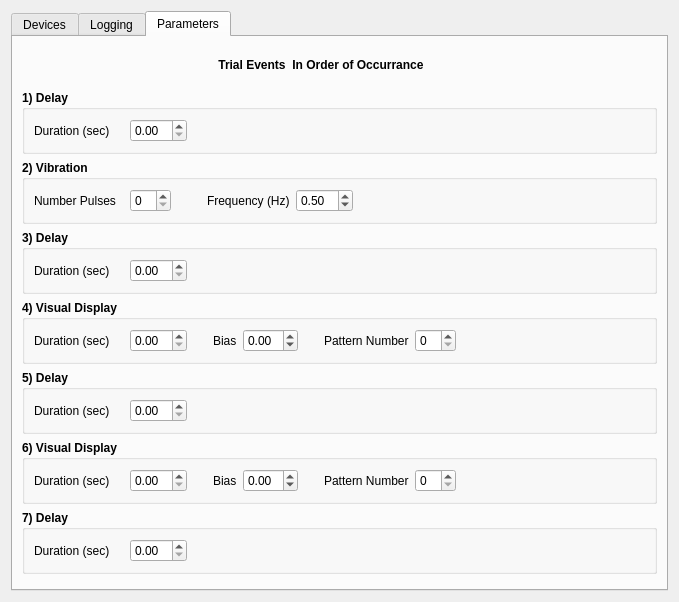
Old version of the form src/plugin/stampede/stampede_plugin.ui in the repository janelia-idf/bias.
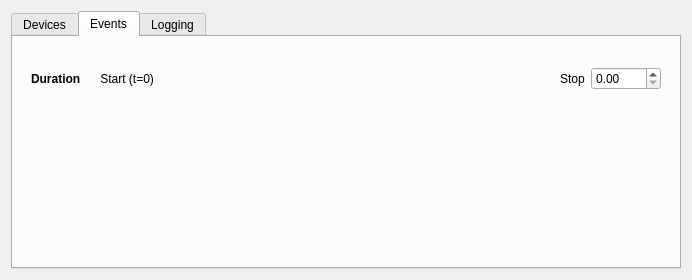
New version of the form. Custom widgets are drawn as their Qt base class.

Commit message: Worked on timeline event widget for stampede plugin.

What changed in the file:
```diff
--- a/src/plugin/stampede/stampede_plugin.ui
+++ b/src/plugin/stampede/stampede_plugin.ui
@@ -6,8 +6,8 @@
    <rect>
     <x>0</x>
     <y>0</y>
-    <width>679</width>
-    <height>602</height>
+    <width>692</width>
+    <height>266</height>
    </rect>
   </property>
   <property name="windowTitle">
@@ -17,7 +17,7 @@
    <item>
     <widget class="QTabWidget" name="settingsTabWidgetPtr">
      <property name="currentIndex">
-      <number>2</number>
+      <number>1</number>
      </property>
      <widget class="QWidget" name="devicesTabPtr">
       <attribute name="title">
@@ -272,37 +272,123 @@
        </item>
       </layout>
      </widget>
+     <widget class="QWidget" name="parametersTabPtr">
+      <attribute name="title">
+       <string>Events</string>
+      </attribute>
+      <layout class="QVBoxLayout" name="verticalLayout_3">
+       <item>
+        <widget class="bias::StampedeEventWidget" name="vibrationEventWidgetPtr" native="true"/>
+       </item>
+       <item>
+        <widget class="bias::StampedeEventWidget" name="displayEventWidgetPtr" native="true"/>
+       </item>
+       <item>
+        <widget class="QWidget" name="widget_5" native="true">
+         <layout class="QHBoxLayout" name="horizontalLayout_4">
+          <item>
+           <widget class="QLabel" name="label_4">
+            <property name="sizePolicy">
+             <sizepolicy hsizetype="Fixed" vsizetype="Preferred">
+              <horstretch>0</horstretch>
+              <verstretch>0</verstretch>
+             </sizepolicy>
+            </property>
+            <property name="minimumSize">
+             <size>
+              <width>60</width>
+              <height>0</height>
+             </size>
+            </property>
+            <property name="maximumSize">
+             <size>
+              <width>60</width>
+              <height>16777215</height>
+             </size>
+            </property>
+            <property name="font">
+             <font>
+              <weight>75</weight>
+              <bold>true</bold>
+             </font>
+            </property>
+            <property name="text">
+             <string>Duration</string>
+            </property>
+           </widget>
+          </item>
+          <item>
+           <widget class="QLabel" name="label_6">
+            <property name="text">
+             <string> Start (t=0)</string>
+            </property>
+           </widget>
+          </item>
+          <item>
+           <spacer name="horizontalSpacer_5">
+            <property name="orientation">
+             <enum>Qt::Horizontal</enum>
+            </property>
+            <property name="sizeHint" stdset="0">
+             <size>
+              <width>399</width>
+              <height>20</height>
+             </size>
+            </property>
+           </spacer>
+          </item>
+          <item>
+           <widget class="QLabel" name="label_5">
+            <property name="text">
+             <string>Stop</string>
+            </property>
+           </widget>
+          </item>
+          <item>
+           <widget class="QDoubleSpinBox" name="doubleSpinBox">
+            <property name="sizePolicy">
+             <sizepolicy hsizetype="Fixed" vsizetype="Fixed">
+              <horstretch>0</horstretch>
+              <verstretch>0</verstretch>
+             </sizepolicy>
+            </property>
+            <property name="minimumSize">
+             <size>
+              <width>70</width>
+              <height>0</height>
+             </size>
+            </property>
+            <property name="maximumSize">
+             <size>
+              <width>70</width>
+              <height>16777215</height>
+             </size>
+            </property>
+           </widget>
+          </item>
+         </layout>
+        </widget>
+       </item>
+       <item>
+        <spacer name="verticalSpacer_2">
+         <property name="orientation">
+          <enum>Qt::Vertical</enum>
+         </property>
+         <property name="sizeHint" stdset="0">
+          <size>
+           <width>20</width>
+           <height>129</height>
+          </size>
+         </property>
+        </spacer>
+       </item>
+      </layout>
+     </widget>
      <widget class="QWidget" name="LoggingTabPtr">
       <attribute name="title">
        <string>Logging</string>
       </attribute>
       <layout class="QVBoxLayout" name="verticalLayout_5">
-       <item>
-        <widget class="QWidget" name="widget_3" native="true">
-         <layout class="QHBoxLayout" name="horizontalLayout_13">
-          <item>
-           <widget class="QCheckBox" name="logEnabledCheckBoxPtr">
-            <property name="text">
-             <string>Enabled</string>
-            </property>
-           </widget>
-          </item>
-          <item>
-           <spacer name="horizontalSpacer_22">
-            <property name="orientation">
-             <enum>Qt::Horizontal</enum>
-            </property>
-            <property name="sizeHint" stdset="0">
-             <size>
-              <width>591</width>
-              <height>20</height>
-             </size>
-            </property>
-           </spacer>
-          </item>
-         </layout>
-        </widget>
-       </item>
        <item>
         <widget class="QGroupBox" name="logFileGroupBoxPtr">
          <property name="font">
@@ -312,7 +398,7 @@
           </font>
          </property>
          <property name="title">
-          <string>File</string>
+          <string>Log File</string>
          </property>
          <layout class="QVBoxLayout" name="verticalLayout_4">
           <item>
@@ -327,26 +413,7 @@
                 </font>
                </property>
                <property name="text">
-                <string>FileName: None</string>
-               </property>
-              </widget>
-             </item>
-             <item>
-              <widget class="QPushButton" name="logFileSelectPushButtonPtr">
-               <property name="sizePolicy">
-                <sizepolicy hsizetype="Fixed" vsizetype="Fixed">
-                 <horstretch>0</horstretch>
-                 <verstretch>0</verstretch>
-                </sizepolicy>
-               </property>
-               <property name="font">
-                <font>
-                 <weight>50</weight>
-                 <bold>false</bold>
-                </font>
-               </property>
-               <property name="text">
-                <string>Select</string>
+                <string>Name: None</string>
                </property>
               </widget>
              </item>
@@ -357,45 +424,6 @@
            <widget class="QWidget" name="logFileOptionsWidgetPtr" native="true">
             <layout class="QGridLayout" name="gridLayout_2">
              <item row="0" column="1">
-              <widget class="QCheckBox" name="logFileIncrCheckBoxPtr">
-               <property name="font">
-                <font>
-                 <weight>50</weight>
-                 <bold>false</bold>
-                </font>
-               </property>
-               <property name="text">
-                <string>Auto-Increment</string>
-               </property>
-              </widget>
-             </item>
-             <item row="0" column="2">
-              <widget class="QCheckBox" name="logFileDateCheckBoxPtr">
-               <property name="font">
-                <font>
-                 <weight>50</weight>
-                 <bold>false</bold>
-                </font>
-               </property>
-               <property name="text">
-                <string>Date</string>
-               </property>
-              </widget>
-             </item>
-             <item row="0" column="3">
-              <widget class="QCheckBox" name="logFileTimeCheckBoxPtr">
-               <property name="font">
-                <font>
-                 <weight>50</weight>
-                 <bold>false</bold>
-                </font>
-               </property>
-               <property name="text">
-                <string>Time</string>
-               </property>
-              </widget>
-             </item>
-             <item row="0" column="4">
               <spacer name="horizontalSpacer_21">
                <property name="orientation">
                 <enum>Qt::Horizontal</enum>
@@ -408,6 +436,19 @@
                </property>
               </spacer>
              </item>
+             <item row="0" column="0">
+              <widget class="QLabel" name="label_3">
+               <property name="font">
+                <font>
+                 <weight>50</weight>
+                 <bold>false</bold>
+                </font>
+               </property>
+               <property name="text">
+                <string>Options: </string>
+               </property>
+              </widget>
+             </item>
             </layout>
            </widget>
           </item>
@@ -534,738 +575,18 @@
        </item>
       </layout>
      </widget>
-     <widget class="QWidget" name="parametersTabPtr">
-      <attribute name="title">
-       <string>Parameters</string>
-      </attribute>
-      <layout class="QVBoxLayout" name="verticalLayout_3">
-       <item>
-        <widget class="QWidget" name="widget_2" native="true">
-         <layout class="QHBoxLayout" name="horizontalLayout_12">
-          <item>
-           <spacer name="horizontalSpacer_17">
-            <property name="orientation">
-             <enum>Qt::Horizontal</enum>
-            </property>
-            <property name="sizeHint" stdset="0">
-             <size>
-              <width>40</width>
-              <height>20</height>
-             </size>
-            </property>
-           </spacer>
-          </item>
-          <item>
-           <widget class="QLabel" name="label_16">
-            <property name="font">
-             <font>
-              <weight>75</weight>
-              <bold>true</bold>
-             </font>
-            </property>
-            <property name="text">
-             <string> Trial Events  In Order of Occurrance</string>
-            </property>
-           </widget>
-          </item>
-          <item>
-           <spacer name="horizontalSpacer_18">
-            <property name="orientation">
-             <enum>Qt::Horizontal</enum>
-            </property>
-            <property name="sizeHint" stdset="0">
-             <size>
-              <width>224</width>
-              <height>20</height>
-             </size>
-            </property>
-           </spacer>
-          </item>
-         </layout>
-        </widget>
-       </item>
-       <item>
-        <widget class="QGroupBox" name="delay1GroupBoxPtr">
-         <property name="font">
-          <font>
-           <weight>75</weight>
-           <bold>true</bold>
-          </font>
-         </property>
-         <property name="title">
-          <string>1) Delay</string>
-         </property>
-         <layout class="QHBoxLayout" name="horizontalLayout_6">
-          <item>
-           <widget class="QLabel" name="label_6">
-            <property name="sizePolicy">
-             <sizepolicy hsizetype="Fixed" vsizetype="Preferred">
-              <horstretch>0</horstretch>
-              <verstretch>0</verstretch>
-             </sizepolicy>
-            </property>
-            <property name="minimumSize">
-             <size>
-              <width>90</width>
-              <height>0</height>
-             </size>
-            </property>
-            <property name="font">
-             <font>
-              <weight>50</weight>
-              <bold>false</bold>
-             </font>
-            </property>
-            <property name="text">
-             <string>Duration (sec) </string>
-            </property>
-           </widget>
-          </item>
-          <item>
-           <widget class="QDoubleSpinBox" name="doubleSpinBox_2">
-            <property name="font">
-             <font>
-              <weight>50</weight>
-              <bold>false</bold>
-             </font>
-            </property>
-           </widget>
-          </item>
-          <item>
-           <spacer name="horizontalSpacer_7">
-            <property name="orientation">
-             <enum>Qt::Horizontal</enum>
-            </property>
-            <property name="sizeHint" stdset="0">
-             <size>
-              <width>504</width>
-              <height>20</height>
-             </size>
-            </property>
-           </spacer>
-          </item>
-         </layout>
-        </widget>
-       </item>
-       <item>
-        <widget class="QGroupBox" name="vibration2GroupBoxPtr">
-         <property name="font">
-          <font>
-           <weight>75</weight>
-           <bold>true</bold>
-          </font>
-         </property>
-         <property name="title">
-          <string>2) Vibration</string>
-         </property>
-         <layout class="QHBoxLayout" name="horizontalLayout_4">
-          <item>
-           <widget class="QLabel" name="label_4">
-            <property name="sizePolicy">
-             <sizepolicy hsizetype="Fixed" vsizetype="Preferred">
-              <horstretch>0</horstretch>
-              <verstretch>0</verstretch>
-             </sizepolicy>
-            </property>
-            <property name="minimumSize">
-             <size>
-              <width>90</width>
-              <height>0</height>
-             </size>
-            </property>
-            <property name="font">
-             <font>
-              <weight>50</weight>
-              <bold>false</bold>
-             </font>
-            </property>
-            <property name="text">
-             <string>Number Pulses</string>
-            </property>
-           </widget>
-          </item>
-          <item>
-           <widget class="QSpinBox" name="spinBox">
-            <property name="font">
-             <font>
-              <weight>50</weight>
-              <bold>false</bold>
-             </font>
-            </property>
-           </widget>
-          </item>
-          <item>
-           <spacer name="horizontalSpacer_6">
-            <property name="orientation">
-             <enum>Qt::Horizontal</enum>
-            </property>
-            <property name="sizeType">
-             <enum>QSizePolicy::Fixed</enum>
-            </property>
-            <property name="sizeHint" stdset="0">
-             <size>
-              <width>30</width>
-              <height>20</height>
-             </size>
-            </property>
-           </spacer>
-          </item>
-          <item>
-           <widget class="QLabel" name="label_5">
-            <property name="font">
-             <font>
-              <weight>50</weight>
-              <bold>false</bold>
-             </font>
-            </property>
-            <property name="text">
-             <string>Frequency (Hz)</string>
-            </property>
-           </widget>
-          </item>
-          <item>
-           <widget class="QDoubleSpinBox" name="doubleSpinBox">
-            <property name="font">
-             <font>
-              <weight>50</weight>
-              <bold>false</bold>
-             </font>
-            </property>
-            <property name="minimum">
-             <double>0.100000000000000</double>
-            </property>
-            <property name="maximum">
-             <double>10.000000000000000</double>
-            </property>
-            <property name="value">
-             <double>0.500000000000000</double>
-            </property>
-           </widget>
-          </item>
-          <item>
-           <spacer name="horizontalSpacer_5">
-            <property name="orientation">
-             <enum>Qt::Horizontal</enum>
-            </property>
-            <property name="sizeHint" stdset="0">
-             <size>
-              <width>327</width>
-              <height>20</height>
-             </size>
-            </property>
-           </spacer>
-          </item>
-         </layout>
-        </widget>
-       </item>
-       <item>
-        <widget class="QGroupBox" name="delay3GroupBoxPtr">
-         <property name="font">
-          <font>
-           <weight>75</weight>
-           <bold>true</bold>
-          </font>
-         </property>
-         <property name="title">
-          <string>3) Delay</string>
-         </property>
-         <layout class="QHBoxLayout" name="horizontalLayout_7">
-          <item>
-           <widget class="QLabel" name="label_7">
-            <property name="sizePolicy">
-             <sizepolicy hsizetype="Fixed" vsizetype="Preferred">
-              <horstretch>0</horstretch>
-              <verstretch>0</verstretch>
-             </sizepolicy>
-            </property>
-            <property name="minimumSize">
-             <size>
-              <width>90</width>
-              <height>0</height>
-             </size>
-            </property>
-            <property name="font">
-             <font>
-              <weight>50</weight>
-              <bold>false</bold>
-             </font>
-            </property>
-            <property name="text">
-             <string>Duration (sec)</string>
-            </property>
-           </widget>
-          </item>
-          <item>
-           <widget class="QDoubleSpinBox" name="doubleSpinBox_3">
-            <property name="font">
-             <font>
-              <weight>50</weight>
-              <bold>false</bold>
-             </font>
-            </property>
-           </widget>
-          </item>
-          <item>
-           <spacer name="horizontalSpacer_8">
-            <property name="orientation">
-             <enum>Qt::Horizontal</enum>
-            </property>
-            <property name="sizeHint" stdset="0">
-             <size>
-              <width>507</width>
-              <height>20</height>
-             </size>
-            </property>
-           </spacer>
-          </item>
-         </layout>
-        </widget>
-       </item>
-       <item>
-        <widget class="QGroupBox" name="groupBox_8">
-         <property name="font">
-          <font>
-           <weight>75</weight>
-           <bold>true</bold>
-          </font>
-         </property>
-         <property name="title">
-          <string>4) Visual Display</string>
-         </property>
-         <layout class="QHBoxLayout" name="horizontalLayout_8">
-          <item>
-           <widget class="QLabel" name="label_10">
-            <property name="sizePolicy">
-             <sizepolicy hsizetype="Fixed" vsizetype="Preferred">
-              <horstretch>0</horstretch>
-              <verstretch>0</verstretch>
-             </sizepolicy>
-            </property>
-            <property name="minimumSize">
-             <size>
-              <width>90</width>
-              <height>0</height>
-             </size>
-            </property>
-            <property name="font">
-             <font>
-              <weight>50</weight>
-              <bold>false</bold>
-             </font>
-            </property>
-            <property name="text">
-             <string>Duration (sec) </string>
-            </property>
-           </widget>
-          </item>
-          <item>
-           <widget class="QDoubleSpinBox" name="doubleSpinBox_5">
-            <property name="font">
-             <font>
-              <weight>50</weight>
-              <bold>false</bold>
-             </font>
-            </property>
-           </widget>
-          </item>
-          <item>
-           <spacer name="horizontalSpacer_11">
-            <property name="orientation">
-             <enum>Qt::Horizontal</enum>
-            </property>
-            <property name="sizeType">
-             <enum>QSizePolicy::Fixed</enum>
-            </property>
-            <property name="sizeHint" stdset="0">
-             <size>
-              <width>20</width>
-              <height>20</height>
-             </size>
-            </property>
-           </spacer>
-          </item>
-          <item>
-           <widget class="QLabel" name="label_9">
-            <property name="font">
-             <font>
-              <weight>50</weight>
-              <bold>false</bold>
-             </font>
-            </property>
-            <property name="text">
-             <string>Bias</string>
-            </property>
-           </widget>
-          </item>
-          <item>
-           <widget class="QDoubleSpinBox" name="doubleSpinBox_4">
-            <property name="font">
-             <font>
-              <weight>50</weight>
-              <bold>false</bold>
-             </font>
-            </property>
-            <property name="minimum">
-             <double>-1.000000000000000</double>
-            </property>
-            <property name="maximum">
-             <double>1.000000000000000</double>
-            </property>
-            <property name="singleStep">
-             <double>0.100000000000000</double>
-            </property>
-           </widget>
-          </item>
-          <item>
-           <spacer name="horizontalSpacer_9">
-            <property name="orientation">
-             <enum>Qt::Horizontal</enum>
-            </property>
-            <property name="sizeType">
-             <enum>QSizePolicy::Fixed</enum>
-            </property>
-            <property name="sizeHint" stdset="0">
-             <size>
-              <width>20</width>
-              <height>20</height>
-             </size>
-            </property>
-           </spacer>
-          </item>
-          <item>
-           <widget class="QLabel" name="label_8">
-            <property name="font">
-             <font>
-              <weight>50</weight>
-              <bold>false</bold>
-             </font>
-            </property>
-            <property name="text">
-             <string>Pattern Number</string>
-            </property>
-           </widget>
-          </item>
-          <item>
-           <widget class="QSpinBox" name="spinBox_2">
-            <property name="font">
-             <font>
-              <weight>50</weight>
-              <bold>false</bold>
-             </font>
-            </property>
-           </widget>
-          </item>
-          <item>
-           <spacer name="horizontalSpacer_10">
-            <property name="orientation">
-             <enum>Qt::Horizontal</enum>
-            </property>
-            <property name="sizeHint" stdset="0">
-             <size>
-              <width>217</width>
-              <height>20</height>
-             </size>
-            </property>
-           </spacer>
-          </item>
-         </layout>
-        </widget>
-       </item>
-       <item>
-        <widget class="QGroupBox" name="groupBox_9">
-         <property name="font">
-          <font>
-           <weight>75</weight>
-           <bold>true</bold>
-          </font>
-         </property>
-         <property name="title">
-          <string>5) Delay</string>
-         </property>
-         <layout class="QHBoxLayout" name="horizontalLayout_9">
-          <item>
-           <widget class="QLabel" name="label_11">
-            <property name="sizePolicy">
-             <sizepolicy hsizetype="Fixed" vsizetype="Preferred">
-              <horstretch>0</horstretch>
-              <verstretch>0</verstretch>
-             </sizepolicy>
-            </property>
-            <property name="minimumSize">
-             <size>
-              <width>90</width>
-              <height>0</height>
-             </size>
-            </property>
-            <property name="font">
-             <font>
-              <weight>50</weight>
-              <bold>false</bold>
-             </font>
-            </property>
-            <property name="text">
-             <string>Duration (sec)</string>
-            </property>
-           </widget>
-          </item>
-          <item>
-           <widget class="QDoubleSpinBox" name="doubleSpinBox_6">
-            <property name="font">
-             <font>
-              <weight>50</weight>
-              <bold>false</bold>
-             </font>
-            </property>
-           </widget>
-          </item>
-          <item>
-           <spacer name="horizontalSpacer_12">
-            <property name="orientation">
-             <enum>Qt::Horizontal</enum>
-            </property>
-            <property name="sizeHint" stdset="0">
-             <size>
-              <width>40</width>
-              <height>20</height>
-             </size>
-            </property>
-           </spacer>
-          </item>
-         </layout>
-        </widget>
-       </item>
-       <item>
-        <widget class="QGroupBox" name="groupBox_10">
-         <property name="font">
-          <font>
-           <weight>75</weight>
-           <bold>true</bold>
-          </font>
-         </property>
-         <property name="title">
-          <string>6) Visual Display</string>
-         </property>
-         <layout class="QHBoxLayout" name="horizontalLayout_10">
-          <item>
-           <widget class="QLabel" name="label_12">
-            <property name="sizePolicy">
-             <sizepolicy hsizetype="Fixed" vsizetype="Preferred">
-              <horstretch>0</horstretch>
-              <verstretch>0</verstretch>
-             </sizepolicy>
-            </property>
-            <property name="minimumSize">
-             <size>
-              <width>90</width>
-              <height>0</height>
-             </size>
-            </property>
-            <property name="font">
-             <font>
-              <weight>50</weight>
-              <bold>false</bold>
-             </font>
-            </property>
-            <property name="text">
-             <string>Duration (sec) </string>
-            </property>
-           </widget>
-          </item>
-          <item>
-           <widget class="QDoubleSpinBox" name="doubleSpinBox_7">
-            <property name="font">
-             <font>
-              <weight>50</weight>
-              <bold>false</bold>
-             </font>
-            </property>
-           </widget>
-          </item>
-          <item>
-           <spacer name="horizontalSpacer_13">
-            <property name="orientation">
-             <enum>Qt::Horizontal</enum>
-            </property>
-            <property name="sizeType">
-             <enum>QSizePolicy::Fixed</enum>
-            </property>
-            <property name="sizeHint" stdset="0">
-             <size>
-              <width>20</width>
-              <height>20</height>
-             </size>
-            </property>
-           </spacer>
-          </item>
-          <item>
-           <widget class="QLabel" name="label_13">
-            <property name="font">
-             <font>
-              <weight>50</weight>
-              <bold>false</bold>
-             </font>
-            </property>
-            <property name="text">
-             <string>Bias</string>
-            </property>
-           </widget>
-          </item>
-          <item>
-           <widget class="QDoubleSpinBox" name="doubleSpinBox_8">
-            <property name="font">
-             <font>
-              <weight>50</weight>
-              <bold>false</bold>
-             </font>
-            </property>
-            <property name="minimum">
-             <double>-1.000000000000000</double>
-            </property>
-            <property name="maximum">
-             <double>1.000000000000000</double>
-            </property>
-            <property name="singleStep">
-             <double>0.100000000000000</double>
-            </property>
-           </widget>
-          </item>
-          <item>
-           <spacer name="horizontalSpacer_14">
-            <property name="orientation">
-             <enum>Qt::Horizontal</enum>
-            </property>
-            <property name="sizeType">
-             <enum>QSizePolicy::Fixed</enum>
-            </property>
-            <property name="sizeHint" stdset="0">
-             <size>
-              <width>20</width>
-              <height>20</height>
-             </size>
-            </property>
-           </spacer>
-          </item>
-          <item>
-           <widget class="QLabel" name="label_14">
-            <property name="font">
-             <font>
-              <weight>50</weight>
-              <bold>false</bold>
-             </font>
-            </property>
-            <property name="text">
-             <string>Pattern Number</string>
-            </property>
-           </widget>
-          </item>
-          <item>
-           <widget class="QSpinBox" name="spinBox_3">
-            <property name="font">
-             <font>
-              <weight>50</weight>
-              <bold>false</bold>
-             </font>
-            </property>
-           </widget>
-          </item>
-          <item>
-           <spacer name="horizontalSpacer_15">
-            <property name="orientation">
-             <enum>Qt::Horizontal</enum>
-            </property>
-            <property name="sizeHint" stdset="0">
-             <size>
-              <width>4</width>
-              <height>20</height>
-             </size>
-            </property>
-           </spacer>
-          </item>
-         </layout>
-        </widget>
-       </item>
-       <item>
-        <widget class="QGroupBox" name="groupBox_11">
-         <property name="font">
-          <font>
-           <weight>75</weight>
-           <bold>true</bold>
-          </font>
-         </property>
-         <property name="title">
-          <string>7) Delay</string>
-         </property>
-         <layout class="QHBoxLayout" name="horizontalLayout_11">
-          <item>
-           <widget class="QLabel" name="label_15">
-            <property name="sizePolicy">
-             <sizepolicy hsizetype="Fixed" vsizetype="Preferred">
-              <horstretch>0</horstretch>
-              <verstretch>0</verstretch>
-             </sizepolicy>
-            </property>
-            <property name="minimumSize">
-             <size>
-              <width>90</width>
-              <height>0</height>
-             </size>
-            </property>
-            <property name="font">
-             <font>
-              <weight>50</weight>
-              <bold>false</bold>
-             </font>
-            </property>
-            <property name="text">
-             <string>Duration (sec)</string>
-            </property>
-           </widget>
-          </item>
-          <item>
-           <widget class="QDoubleSpinBox" name="doubleSpinBox_9">
-            <property name="font">
-             <font>
-              <weight>50</weight>
-              <bold>false</bold>
-             </font>
-            </property>
-           </widget>
-          </item>
-          <item>
-           <spacer name="horizontalSpacer_16">
-            <property name="orientation">
-             <enum>Qt::Horizontal</enum>
-            </property>
-            <property name="sizeHint" stdset="0">
-             <size>
-              <width>40</width>
-              <height>20</height>
-             </size>
-            </property>
-           </spacer>
-          </item>
-         </layout>
-        </widget>
-       </item>
-       <item>
-        <spacer name="verticalSpacer_2">
-         <property name="orientation">
-          <enum>Qt::Vertical</enum>
-         </property>
-         <property name="sizeHint" stdset="0">
-          <size>
-           <width>20</width>
-           <height>18</height>
-          </size>
-         </property>
-        </spacer>
-       </item>
-      </layout>
-     </widget>
     </widget>
    </item>
   </layout>
  </widget>
+ <customwidgets>
+  <customwidget>
+   <class>bias::StampedeEventWidget</class>
+   <extends>QWidget</extends>
+   <header>stampede_event_widget.hpp</header>
+   <container>1</container>
+  </customwidget>
+ </customwidgets>
  <resources/>
  <connections/>
 </ui>
```
The commit also changes 8 other files.
